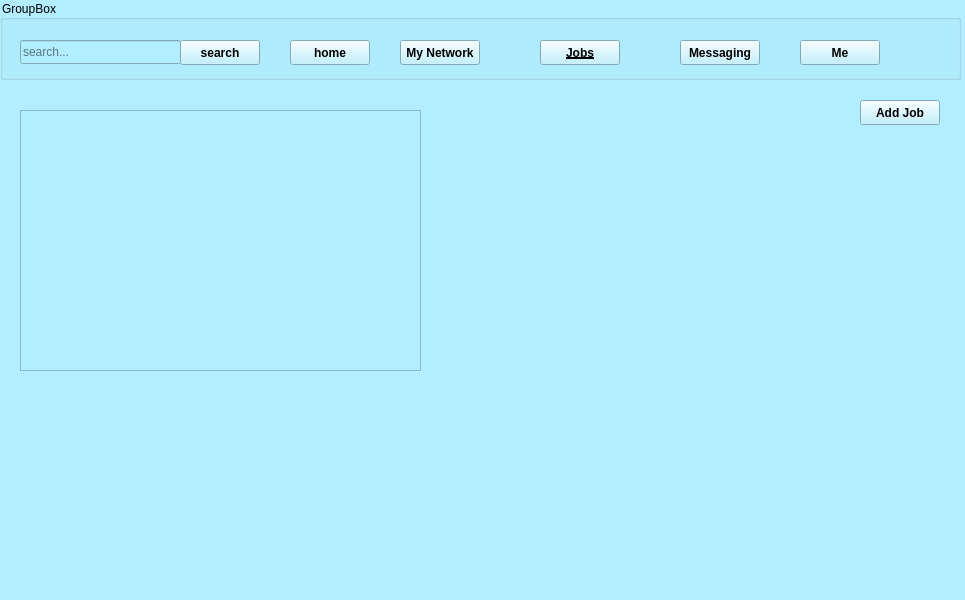
Old version of the form jobs_admin.ui in the repository white-vessel/eyd-project.
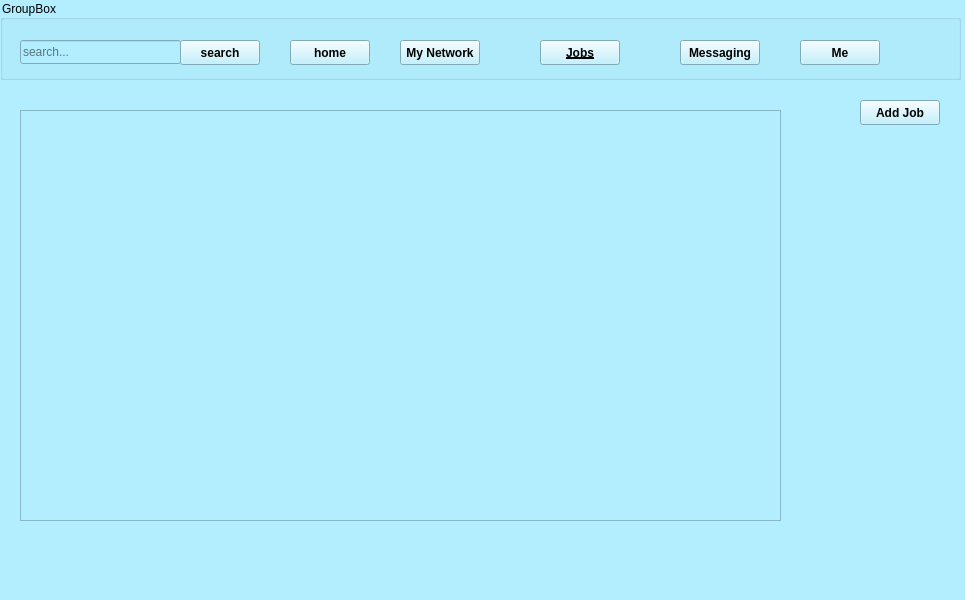
New version of the form. Icons and pictures are not drawn.

```diff
--- a/jobs_admin.ui
+++ b/jobs_admin.ui
@@ -193,8 +193,8 @@
      <rect>
       <x>20</x>
       <y>110</y>
-      <width>401</width>
-      <height>261</height>
+      <width>761</width>
+      <height>411</height>
      </rect>
     </property>
     <property name="widgetResizable">
@@ -205,8 +205,8 @@
       <rect>
        <x>0</x>
        <y>0</y>
-       <width>399</width>
-       <height>259</height>
+       <width>759</width>
+       <height>409</height>
       </rect>
      </property>
     </widget>
```
Left out of the diff: 1 changed line with no effect on the pictures.
